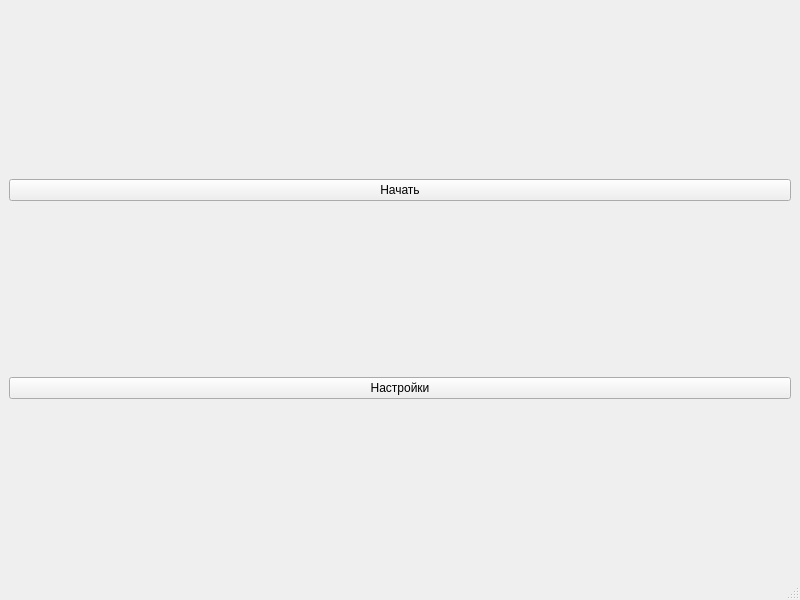
This is MainWindow.ui in daripokro/tic-tac-toe as Qt 5 draws it before an edit. The edited form follows.
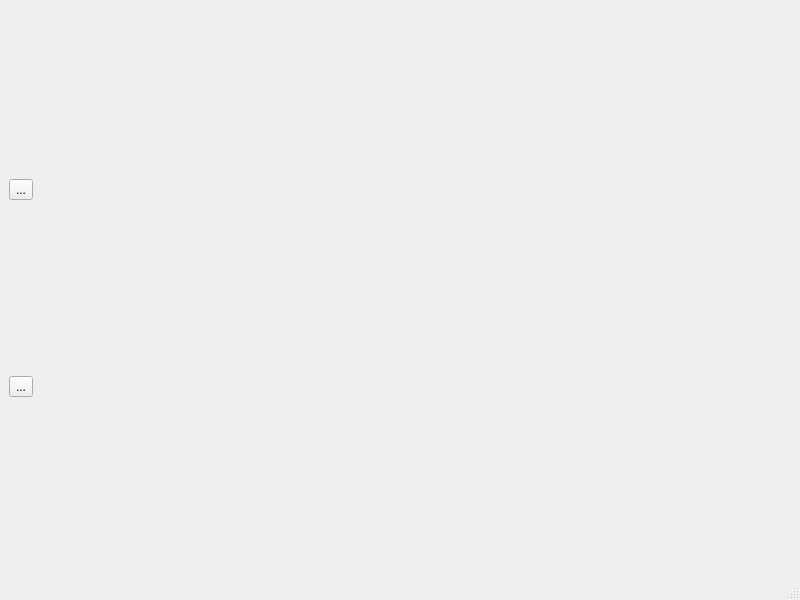
This is the edited form.

Commit message: create mainwindow & settings dialog & settings cell dialog

```diff
--- a/MainWindow.ui
+++ b/MainWindow.ui
@@ -16,16 +16,16 @@
   <widget class="QWidget" name="centralwidget">
    <layout class="QVBoxLayout" name="verticalLayout">
     <item>
-     <widget class="QPushButton" name="pushButtonStart">
+     <widget class="QToolButton" name="startButton">
       <property name="text">
-       <string>Начать</string>
+       <string>...</string>
       </property>
      </widget>
     </item>
     <item>
-     <widget class="QPushButton" name="pushButtonSettings">
+     <widget class="QToolButton" name="settingsButton">
       <property name="text">
-       <string>Настройки</string>
+       <string>...</string>
       </property>
      </widget>
     </item>
```
The commit also changes 12 other files.
